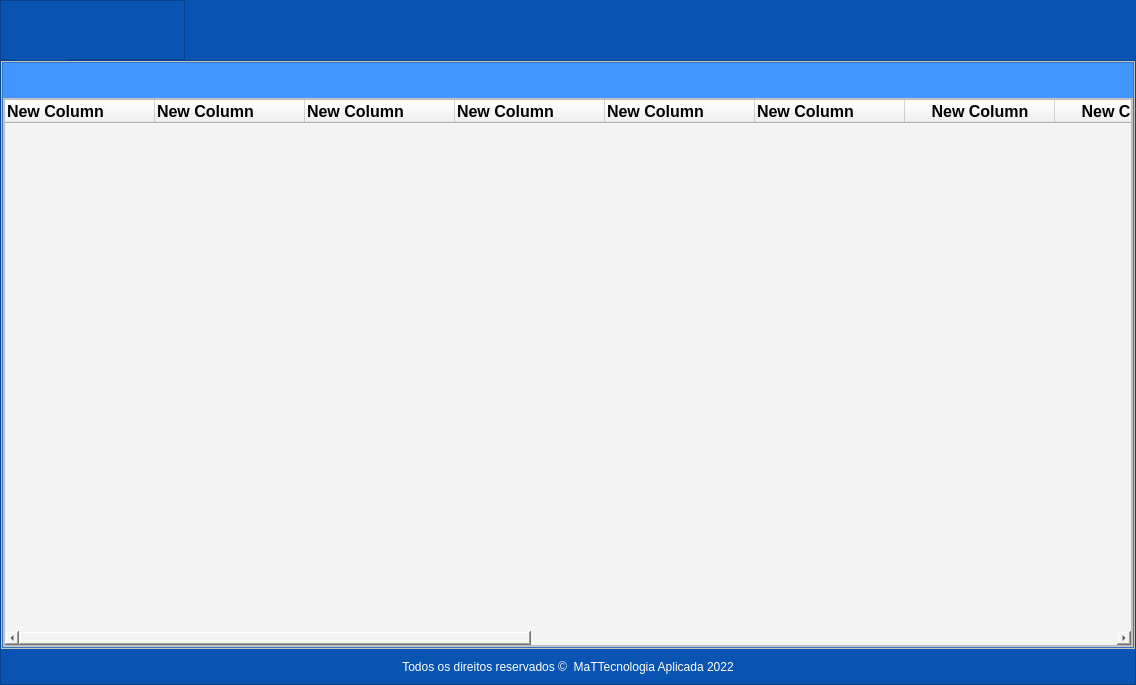
Above: ui_forms/ui_main.ui from mateuscosta27/WebScraping before the change. Below: the same form after it.
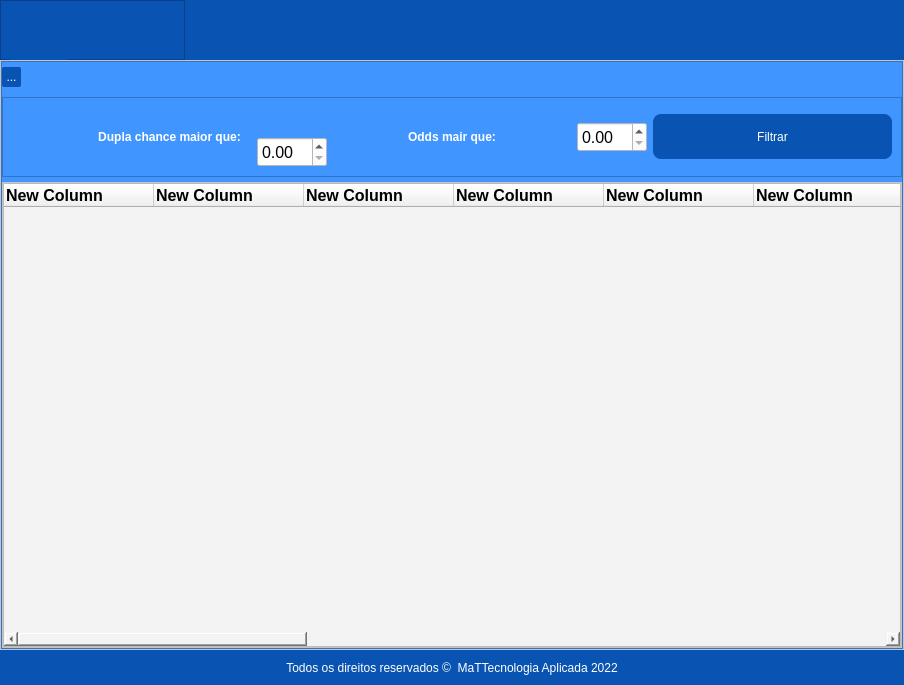
That is the form after the change. Icons and pictures are not drawn.

```diff
--- a/ui_forms/ui_main.ui
+++ b/ui_forms/ui_main.ui
@@ -9,7 +9,7 @@
    <rect>
     <x>0</x>
     <y>0</y>
-    <width>1136</width>
+    <width>904</width>
     <height>685</height>
    </rect>
   </property>
@@ -817,7 +817,7 @@
           <string notr="true">background-color:#0954B2;</string>
          </property>
          <property name="frameShape">
-          <enum>QFrame::StyledPanel</enum>
+          <enum>QFrame::NoFrame</enum>
          </property>
          <property name="frameShadow">
           <enum>QFrame::Raised</enum>
@@ -2734,17 +2734,17 @@
                       <property name="minimumSize">
                        <size>
                         <width>0</width>
-                        <height>35</height>
+                        <height>120</height>
                        </size>
                       </property>
                       <property name="maximumSize">
                        <size>
                         <width>16777215</width>
-                        <height>70</height>
+                        <height>16777215</height>
                        </size>
                       </property>
                       <property name="styleSheet">
-                       <string notr="true"/>
+                       <string notr="true">background-color: #4195FF;</string>
                       </property>
                       <property name="frameShape">
                        <enum>QFrame::NoFrame</enum>
@@ -2755,7 +2755,7 @@
                       <property name="lineWidth">
                        <number>1</number>
                       </property>
-                      <layout class="QHBoxLayout" name="horizontalLayout_6">
+                      <layout class="QVBoxLayout" name="verticalLayout_15">
                        <property name="spacing">
                         <number>0</number>
                        </property>
@@ -2771,6 +2771,302 @@
                        <property name="bottomMargin">
                         <number>0</number>
                        </property>
+                       <item>
+                        <widget class="QFrame" name="frame_2">
+                         <property name="minimumSize">
+                          <size>
+                           <width>0</width>
+                           <height>25</height>
+                          </size>
+                         </property>
+                         <property name="maximumSize">
+                          <size>
+                           <width>16777215</width>
+                           <height>25</height>
+                          </size>
+                         </property>
+                         <property name="styleSheet">
+                          <string notr="true">background-color: #4195FF;</string>
+                         </property>
+                         <property name="frameShape">
+                          <enum>QFrame::NoFrame</enum>
+                         </property>
+                         <property name="frameShadow">
+                          <enum>QFrame::Plain</enum>
+                         </property>
+                         <layout class="QGridLayout" name="gridLayout">
+                          <property name="leftMargin">
+                           <number>0</number>
+                          </property>
+                          <property name="topMargin">
+                           <number>0</number>
+                          </property>
+                          <property name="rightMargin">
+                           <number>0</number>
+                          </property>
+                          <property name="bottomMargin">
+                           <number>0</number>
+                          </property>
+                          <property name="spacing">
+                           <number>0</number>
+                          </property>
+                          <item row="0" column="0" alignment="Qt::AlignTop">
+                           <widget class="QToolButton" name="btn_side_options">
+                            <property name="minimumSize">
+                             <size>
+                              <width>0</width>
+                              <height>20</height>
+                             </size>
+                            </property>
+                            <property name="maximumSize">
+                             <size>
+                              <width>16777215</width>
+                              <height>16777215</height>
+                             </size>
+                            </property>
+                            <property name="styleSheet">
+                             <string notr="true">QToolButton{
+	border-style: none;
+	border-width: 2px;
+	font: 75 14pt &quot;MS Shell Dlg 2&quot;;
+	color: rgb(255, 255, 255);
+	background-color: #0954B2;
+	border-radius: 2px;
+	border-bottom-color: rgb(4, 35, 38);
+	border-right-color:  rgb(4, 35, 38);
+}
+QToolButton:hover{
+	border-style: none;
+	border-width: 2px;
+	font: 75 14pt &quot;MS Shell Dlg 2&quot;;
+	color: rgb(255, 255, 255);
+	
+	background-color: rgb(26, 60, 102);
+	border-radius: 2px;
+	border-bottom-color: rgb(4, 35, 38);
+	border-right-color:  rgb(4, 35, 38);
+}
+
+
+QToolButton:pressed{
+	border-style: none;
+	border-width: 2px;
+	color: rgb(255, 255, 255);
+	background-color:#0954B2;
+	border-radius: 2px;
+	border-top-color: rgb(4, 35, 38);
+	border-left-color:  rgb(4, 35, 38);
+}</string>
+                            </property>
+                            <property name="text">
+                             <string>...</string>
+                            </property>
+                            <property name="iconSize">
+                             <size>
+                              <width>16</width>
+                              <height>16</height>
+                             </size>
+                            </property>
+                            <property name="popupMode">
+                             <enum>QToolButton::DelayedPopup</enum>
+                            </property>
+                            <property name="toolButtonStyle">
+                             <enum>Qt::ToolButtonFollowStyle</enum>
+                            </property>
+                            <property name="autoRaise">
+                             <bool>true</bool>
+                            </property>
+                           </widget>
+                          </item>
+                          <item row="0" column="1">
+                           <spacer name="horizontalSpacer_4">
+                            <property name="orientation">
+                             <enum>Qt::Horizontal</enum>
+                            </property>
+                            <property name="sizeHint" stdset="0">
+                             <size>
+                              <width>864</width>
+                              <height>20</height>
+                             </size>
+                            </property>
+                           </spacer>
+                          </item>
+                         </layout>
+                        </widget>
+                       </item>
+                       <item>
+                        <widget class="QFrame" name="frame_3">
+                         <property name="minimumSize">
+                          <size>
+                           <width>0</width>
+                           <height>80</height>
+                          </size>
+                         </property>
+                         <property name="maximumSize">
+                          <size>
+                           <width>16777215</width>
+                           <height>80</height>
+                          </size>
+                         </property>
+                         <property name="styleSheet">
+                          <string notr="true">background-color: #4195FF;</string>
+                         </property>
+                         <property name="frameShape">
+                          <enum>QFrame::StyledPanel</enum>
+                         </property>
+                         <property name="frameShadow">
+                          <enum>QFrame::Raised</enum>
+                         </property>
+                         <layout class="QGridLayout" name="gridLayout_3">
+                          <item row="0" column="0" rowspan="2" colspan="2">
+                           <widget class="QLabel" name="lb_comb_double">
+                            <property name="minimumSize">
+                             <size>
+                              <width>0</width>
+                              <height>30</height>
+                             </size>
+                            </property>
+                            <property name="maximumSize">
+                             <size>
+                              <width>16777215</width>
+                              <height>30</height>
+                             </size>
+                            </property>
+                            <property name="styleSheet">
+                             <string notr="true">font: 75 12pt &quot;MS Shell Dlg 2&quot;;
+color: rgb(255, 255, 255);</string>
+                            </property>
+                            <property name="text">
+                             <string>&lt;html&gt;&lt;head/&gt;&lt;body&gt;&lt;p align=&quot;center&quot;&gt;&lt;span style=&quot; font-weight:600;&quot;&gt;Dupla chance maior que:&lt;/span&gt;&lt;/p&gt;&lt;/body&gt;&lt;/html&gt;</string>
+                            </property>
+                           </widget>
+                          </item>
+                          <item row="0" column="2" rowspan="2">
+                           <widget class="QLabel" name="lb_comb_oods">
+                            <property name="minimumSize">
+                             <size>
+                              <width>0</width>
+                              <height>30</height>
+                             </size>
+                            </property>
+                            <property name="maximumSize">
+                             <size>
+                              <width>16777215</width>
+                              <height>30</height>
+                             </size>
+                            </property>
+                            <property name="styleSheet">
+                             <string notr="true">font: 75 12pt &quot;MS Shell Dlg 2&quot;;
+color: rgb(255, 255, 255);</string>
+                            </property>
+                            <property name="text">
+                             <string>&lt;html&gt;&lt;head/&gt;&lt;body&gt;&lt;p align=&quot;center&quot;&gt;&lt;span style=&quot; font-weight:600;&quot;&gt;Odds mair que:&lt;/span&gt;&lt;/p&gt;&lt;/body&gt;&lt;/html&gt;</string>
+                            </property>
+                           </widget>
+                          </item>
+                          <item row="0" column="3" rowspan="2">
+                           <widget class="QDoubleSpinBox" name="spin_odds">
+                            <property name="minimumSize">
+                             <size>
+                              <width>70</width>
+                              <height>30</height>
+                             </size>
+                            </property>
+                            <property name="maximumSize">
+                             <size>
+                              <width>70</width>
+                              <height>30</height>
+                             </size>
+                            </property>
+                            <property name="font">
+                             <font>
+                              <pointsize>12</pointsize>
+                              <weight>50</weight>
+                              <bold>false</bold>
+                             </font>
+                            </property>
+                            <property name="styleSheet">
+                             <string notr="true">background-color: rgb(255, 255, 255);</string>
+                            </property>
+                           </widget>
+                          </item>
+                          <item row="0" column="4" rowspan="2">
+                           <widget class="QPushButton" name="btn_filter">
+                            <property name="minimumSize">
+                             <size>
+                              <width>100</width>
+                              <height>45</height>
+                             </size>
+                            </property>
+                            <property name="styleSheet">
+                             <string notr="true">QPushButton{
+	border-style: none;
+	border-width: 2px;
+	font: 75 14pt &quot;MS Shell Dlg 2&quot;;
+	color: rgb(255, 255, 255);
+	background-color: #0954B2;
+	border-radius: 8px;
+	border-bottom-color: rgb(4, 35, 38);
+	border-right-color:  rgb(4, 35, 38);
+}
+QPushButton:hover{
+	border-style: none;
+	border-width: 2px;
+	font: 75 14pt &quot;MS Shell Dlg 2&quot;;
+	color: rgb(255, 255, 255);
+	
+	background-color: rgb(26, 60, 102);
+	border-radius: 8px;
+	border-bottom-color: rgb(4, 35, 38);
+	border-right-color:  rgb(4, 35, 38);
+}
+
+
+QPushButton:pressed{
+	border-style: none;
+	border-width: 2px;
+	font: 75 14pt &quot;MS Shell Dlg 2&quot;;
+	color: rgb(255, 255, 255);
+	background-color:#0954B2;
+	border-radius: 8px;
+	border-top-color: rgb(4, 35, 38);
+	border-left-color:  rgb(4, 35, 38);
+}</string>
+                            </property>
+                            <property name="text">
+                             <string>Filtrar</string>
+                            </property>
+                           </widget>
+                          </item>
+                          <item row="1" column="1">
+                           <widget class="QDoubleSpinBox" name="spin_double">
+                            <property name="minimumSize">
+                             <size>
+                              <width>70</width>
+                              <height>30</height>
+                             </size>
+                            </property>
+                            <property name="maximumSize">
+                             <size>
+                              <width>70</width>
+                              <height>30</height>
+                             </size>
+                            </property>
+                            <property name="font">
+                             <font>
+                              <pointsize>12</pointsize>
+                              <weight>50</weight>
+                              <bold>false</bold>
+                             </font>
+                            </property>
+                            <property name="styleSheet">
+                             <string notr="true">background-color: rgb(255, 255, 255);</string>
+                            </property>
+                           </widget>
+                          </item>
+                         </layout>
+                        </widget>
+                       </item>
                       </layout>
                      </widget>
                     </item>
```
